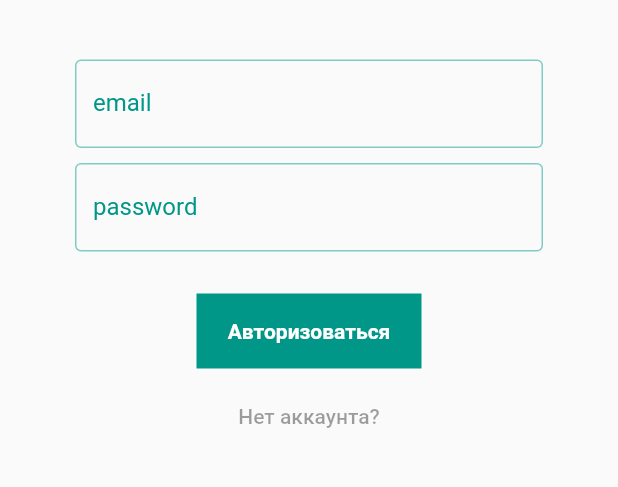
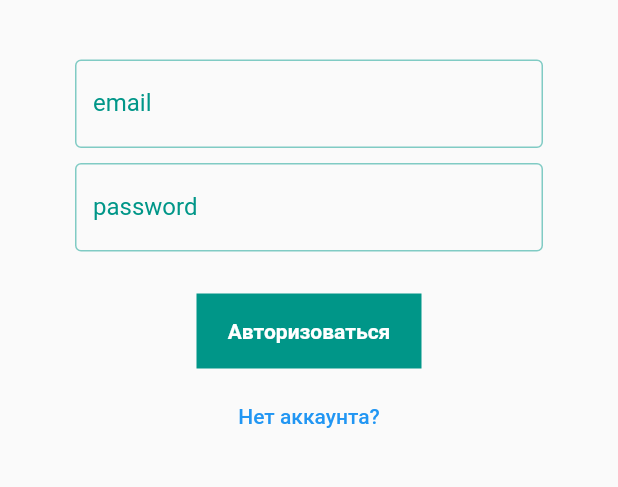
Before and after one commit to jokswer/ToDoFlutter, a Flutter app: the AuthorizationScreen screen opened directly, on a phone screen of 412 x 824 dp, the part 467-954 px from its top. Run offline on Flutter 3.47's test engine with Material 2 defaults, Android fonts, the phone set to English and light mode, and no system bars; our stand-ins replace dio, mobx, retrofit; generated files the repository leaves out were written again.

Commit message:
add mobx

```diff
--- a/lib/data/api/service/user/user_service.dart
+++ b/lib/data/api/service/user/user_service.dart
@@ -5,11 +5,11 @@ import 'package:retrofit/retrofit.dart';
 
 part 'user_service.g.dart';
 
-@RestApi(baseUrl: 'http://127.0.0.0:3000/Users/')
+@RestApi(baseUrl: 'http://10.0.2.2:3011/api/Users')
 abstract class UserService {
   factory UserService(Dio dio, {String baseUrl}) = _UserService;
 
-  @POST('/')
+  @POST('')
   Future<ApiUserResponse> auth(@Body() ApiUserRequest body);
 
   @POST('/login')
--- /dev/null
+++ b/lib/internal/dependencies/auth_module.dart
@@ -0,0 +1,8 @@
+import 'package:ToDoFlutter/domain/state/auth_state.dart';
+import 'package:ToDoFlutter/internal/dependencies/repository_module.dart';
+
+class AuthModule {
+  static AuthState authState() {
+    return AuthState(RepositoryModule.userRepository());
+  }
+}
--- a/lib/internal/dependencies/repository_module.dart
+++ b/lib/internal/dependencies/repository_module.dart
@@ -5,9 +5,10 @@ import 'package:dio/dio.dart';
 
 class RepositoryModule {
   static UserRepository _userRepository;
+  static final Dio _dio = Dio();
 
   static UserRepository userRepository() {
-    _userRepository ??= UserDataRepository(UserService(Dio()));
+    _userRepository ??= UserDataRepository(UserService(_dio));
     return _userRepository;
   }
 }
--- a/lib/presentation/components/button.dart
+++ b/lib/presentation/components/button.dart
@@ -18,7 +18,9 @@ class Button extends StatelessWidget {
   @override
   Widget build(BuildContext context) {
     return TextButton(
-        onPressed: () => onPressed(),
+        onPressed: () {
+          onPressed();
+        },
         child: Container(
           child: Center(
             child: Text(
--- a/lib/presentation/components/input.dart
+++ b/lib/presentation/components/input.dart
@@ -4,13 +4,20 @@ class Input extends StatelessWidget {
   final String labelText;
   final TextInputType keyboardType;
   final bool obscureText;
+  final TextEditingController controller;
 
-  const Input({Key key, this.labelText, this.keyboardType, this.obscureText})
+  const Input(
+      {Key key,
+      this.labelText,
+      this.keyboardType,
+      this.obscureText,
+      this.controller})
       : super(key: key);
 
   @override
   Widget build(BuildContext context) {
     return TextField(
+      controller: controller,
       obscureText: obscureText,
       decoration: InputDecoration(
           enabledBorder: OutlineInputBorder(
--- a/lib/presentation/screens/authorization_screen.dart
+++ b/lib/presentation/screens/authorization_screen.dart
@@ -1,9 +1,41 @@
+import 'package:ToDoFlutter/internal/dependencies/auth_module.dart';
 import 'package:flutter/material.dart';
 import 'package:ToDoFlutter/presentation/components/button.dart';
 import 'package:ToDoFlutter/presentation/components/input.dart';
 import 'package:ToDoFlutter/presentation/components/app_title.dart';
+import 'package:ToDoFlutter/domain/state/auth_state.dart';
+import 'package:ToDoFlutter/routes/paths.dart';
 
-class AuthorizationScreen extends StatelessWidget {
+class AuthorizationScreen extends StatefulWidget {
+  @override
+  State<StatefulWidget> createState() {
+    return _AuthorizationState();
+  }
+}
+
+class _AuthorizationState extends State<AuthorizationScreen> {
+  final TextEditingController _emailController = TextEditingController();
+  final TextEditingController _passwordController = TextEditingController();
+
+  AuthState _authState;
+
+  @override
+  void initState() {
+    super.initState();
+    _authState = AuthModule.authState();
+  }
+
+  void _auth() {
+    final String email = _emailController.text;
+    final String password = _passwordController.text;
+
+    _authState.auth(email: email, password: password);
+  }
+
+  void _navigateToRegisration(BuildContext context) {
+    Navigator.pushNamed(context, registration);
+  }
+
   @override
   Widget build(BuildContext context) {
     return Scaffold(
@@ -12,27 +44,34 @@ class AuthorizationScreen extends StatelessWidget {
           mainAxisAlignment: MainAxisAlignment.center,
           children: <Widget>[
             AppTitle(),
-            const Padding(
-              padding: EdgeInsets.only(top: 40, left: 50, right: 50),
+            Padding(
+              padding: const EdgeInsets.only(top: 40, left: 50, right: 50),
               child: Input(
+                controller: _emailController,
                 labelText: 'email',
                 keyboardType: TextInputType.emailAddress,
                 obscureText: false,
               ),
             ),
-            const Padding(
-              padding:
-                  EdgeInsets.only(top: 10, bottom: 20, left: 50, right: 50),
+            Padding(
+              padding: const EdgeInsets.only(
+                  top: 10, bottom: 20, left: 50, right: 50),
               child: Input(
+                controller: _passwordController,
                 labelText: 'password',
                 keyboardType: TextInputType.visiblePassword,
                 obscureText: true,
               ),
             ),
-            const Button(
+            Button(
+              onPressed: _auth,
               title: 'Авторизоваться',
             ),
-            const TextButton(onPressed: null, child: Text('Нет аккаунта?'))
+            TextButton(
+                onPressed: () {
+                  _navigateToRegisration(context);
+                },
+                child: const Text('Нет аккаунта?'))
           ],
         ),
       ),
--- a/lib/presentation/screens/note.dart
+++ /dev/null
@@ -1,3 +0,0 @@
-class Note {
-
-}
--- /dev/null
+++ b/lib/routes/paths.dart
@@ -0,0 +1,4 @@
+const String authorization = '/authorization';
+const String registration = '/registration';
+const String notes = '/notes';
+const String note = '/note';
--- /dev/null
+++ b/lib/routes/routes.dart
@@ -0,0 +1,29 @@
+import 'package:ToDoFlutter/domain/model/route.dart';
+import 'package:ToDoFlutter/presentation/screens/authorization_screen.dart';
+import 'package:ToDoFlutter/presentation/screens/note_screen.dart';
+import 'package:ToDoFlutter/presentation/screens/notes_screen.dart';
+import 'package:ToDoFlutter/presentation/screens/registration_screen.dart';
+import 'package:ToDoFlutter/routes/paths.dart';
+
+final List<Route> routes = <Route>[
+  Route(
+    name: 'Authorization',
+    route: authorization,
+    builder: (_) => AuthorizationScreen(),
+  ),
+  Route(
+    name: 'Registration',
+    route: registration,
+    builder: (_) => RegistrationScreen(),
+  ),
+  Route(
+    name: 'Notes',
+    route: notes,
+    builder: (_) => NotesScreen(),
+  ),
+  Route(
+    name: 'Note',
+    route: note,
+    builder: (_) => NoteScreen(),
+  ),
+];
--- a/pubspec.yaml
+++ b/pubspec.yaml
@@ -26,6 +26,7 @@ dependencies:
   json_serializable: ^3.5.1
   retrofit: ^1.3.4+1
   dio: ^3.0.10
+  mobx: ^1.2.1+4
 
 
   # The following adds the Cupertino Icons font to your application.
@@ -36,6 +37,7 @@ dev_dependencies:
   flutter_test:
     sdk: flutter
   retrofit_generator: ^1.4.1+2
+  mobx_codegen: ^1.1.2
   build_runner: ^1.11.1
 
 # For information on the generic Dart part of this file, see the
```
Also changed, not shown: lib/domain/model/route.dart (added, +9 -0 lines), lib/domain/state/auth_state.dart (added, +50 -0 lines), lib/internal/App.dart (deleted, +0 -15 lines), lib/internal/app.dart (added, +14 -0 lines), lib/presentation/components/note_card.dart (added, +32 -0 lines), lib/presentation/screens/note_screen.dart (added, +10 -0 lines), lib/presentation/screens/notes_screen.dart (+2 -11 lines), lib/presentation/screens/registration_screen.dart (+39 -3 lines), lib/data/api/service/user/user_service.g.dart, lib/domain/model/user.dart (renamed from lib/domain/model/User.dart), lib/domain/state/auth_state.g.dart (added), pubspec.lock, 1 other file.
